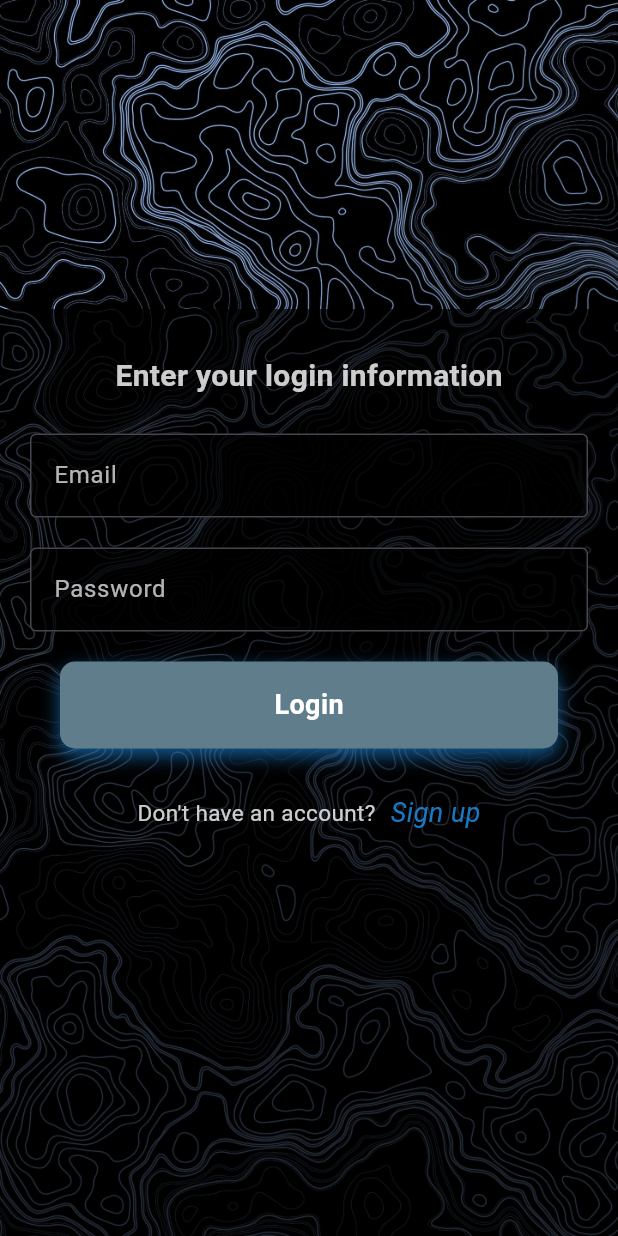
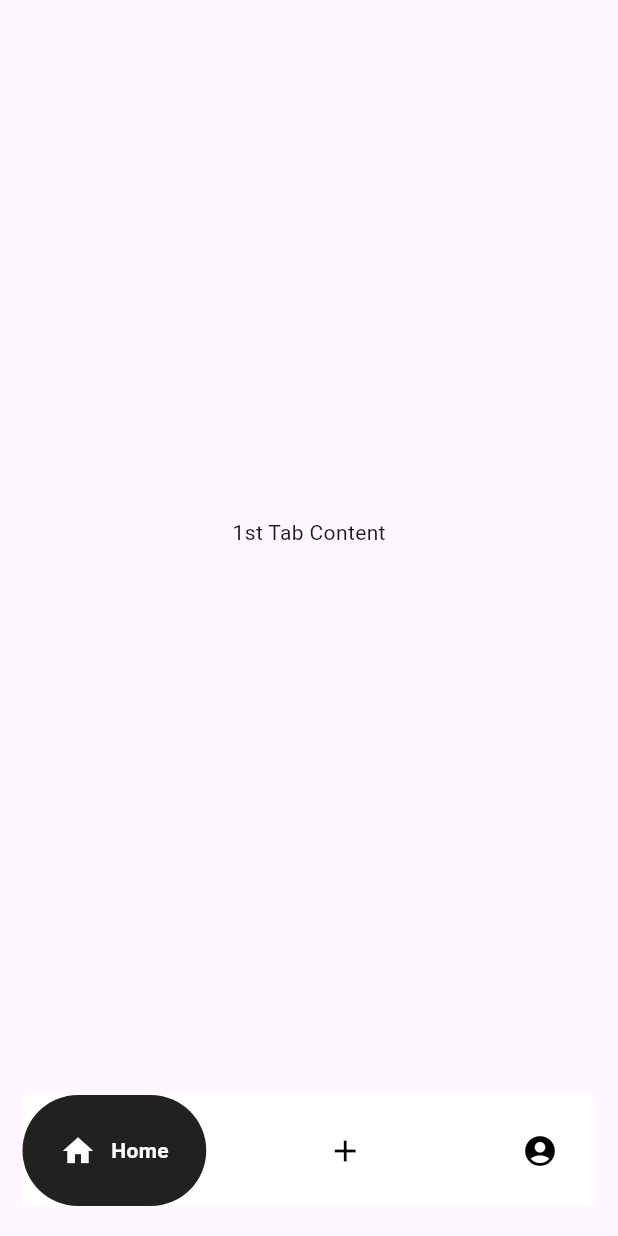
Before and after one commit to PriyangshuJS/Track_Vision, a Flutter app: the screen it shows after launch, on a phone screen of 412 x 824 dp. Run offline on Flutter 3.47's test engine with Material 2 defaults, Android fonts, the light colour scheme and no system bars; drawn by our look-alikes of google_nav_bar; our stand-ins replace animated_splash_screen, image_picker.

Commit message:
Google Navigation Bar

```diff
--- a/lib/main.dart
+++ b/lib/main.dart
@@ -1,6 +1,8 @@
 import 'package:animated_splash_screen/animated_splash_screen.dart';
 import 'package:flutter/material.dart';
 import 'package:track_vision/screen/login_screen.dart';
+
+import 'screen/navigator.dart';
 
 void main() {
   runApp(const MyApp());
@@ -19,16 +21,17 @@ class MyApp extends StatelessWidget {
         colorScheme: ColorScheme.fromSeed(seedColor: Colors.deepPurple),
         useMaterial3: true,
       ),
-      home: AnimatedSplashScreen(
-          duration: 2000,
-          splash: Image.asset(
-            'asset/icon.png',
-            fit: BoxFit.cover,
-          ),
-          nextScreen: LoginScreen(),
-          splashTransition: SplashTransition.fadeTransition,
-          //pageTransitionType: PageTransitionType.scale,
-          backgroundColor: Colors.black),
+      home: HomeScreen(),
     );
   }
 }
+// AnimatedSplashScreen(
+//           duration: 2000,
+//           splash: Image.asset(
+//             'asset/icon.png',
+//             fit: BoxFit.cover,
+//           ),
+//           nextScreen: HomeScreen(),
+//           splashTransition: SplashTransition.fadeTransition,
+//           //pageTransitionType: PageTransitionType.scale,
+//           backgroundColor: Colors.black),
--- /dev/null
+++ b/lib/screen/first_page.dart
@@ -0,0 +1,12 @@
+import 'package:flutter/material.dart';
+
+class FirstPage extends StatelessWidget {
+  @override
+  Widget build(BuildContext context) {
+    return Scaffold(
+      body: Center(
+        child: Text('1st Tab Content'),
+      ),
+    );
+  }
+}
--- /dev/null
+++ b/lib/screen/navigator.dart
@@ -0,0 +1,51 @@
+import 'package:flutter/material.dart';
+import 'package:google_nav_bar/google_nav_bar.dart';
+
+import 'first_page.dart';
+import '../utils/image_upload_screen.dart';
+import 'profile_sreen.dart';
+
+class HomeScreen extends StatefulWidget {
+  const HomeScreen({super.key});
+
+  @override
+  // ignore: library_private_types_in_public_api
+  _HomeScreenState createState() => _HomeScreenState();
+}
+
+class _HomeScreenState extends State<HomeScreen> {
+  int selectedIndex = 0;
+  void navigatorBar(int index) {
+    setState(() {
+      selectedIndex = index;
+    });
+  }
+
+  final pages = <Widget>[
+    FirstPage(),
+    const UploadScreen(),
+    ProfileScreen(),
+  ];
+  @override
+  Widget build(BuildContext context) {
+    return Scaffold(
+      body: pages[selectedIndex],
+      bottomNavigationBar: Padding(
+        padding: const EdgeInsets.symmetric(horizontal: 15, vertical: 20),
+        child: GNav(
+          backgroundColor: Colors.white,
+          tabBackgroundColor: Colors.grey.shade900,
+          color: Colors.black,
+          onTabChange: (index) => navigatorBar(index),
+          activeColor: Colors.white,
+          gap: 10,
+          tabs: const [
+            GButton(icon: Icons.home, text: "Home"),
+            GButton(icon: Icons.add, text: "Upload"),
+            GButton(icon: Icons.account_circle, text: "Profile")
+          ],
+        ),
+      ),
+    );
+  }
+}
--- a/pubspec.yaml
+++ b/pubspec.yaml
@@ -36,6 +36,8 @@ dependencies:
   # Use with the CupertinoIcons class for iOS style icons.
   cupertino_icons: ^1.0.2
   animated_splash_screen: ^1.3.0
+  image_picker: ^1.0.4
+  google_nav_bar: ^5.0.6
 
 dev_dependencies:
   flutter_test:
```
Also changed, not shown: lib/screen/profile_sreen.dart (added, +82 -0 lines), lib/utils/image_pick.dart (added, +17 -0 lines), lib/utils/image_upload_screen.dart (added, +42 -0 lines), pubspec.lock, 5 other files.
